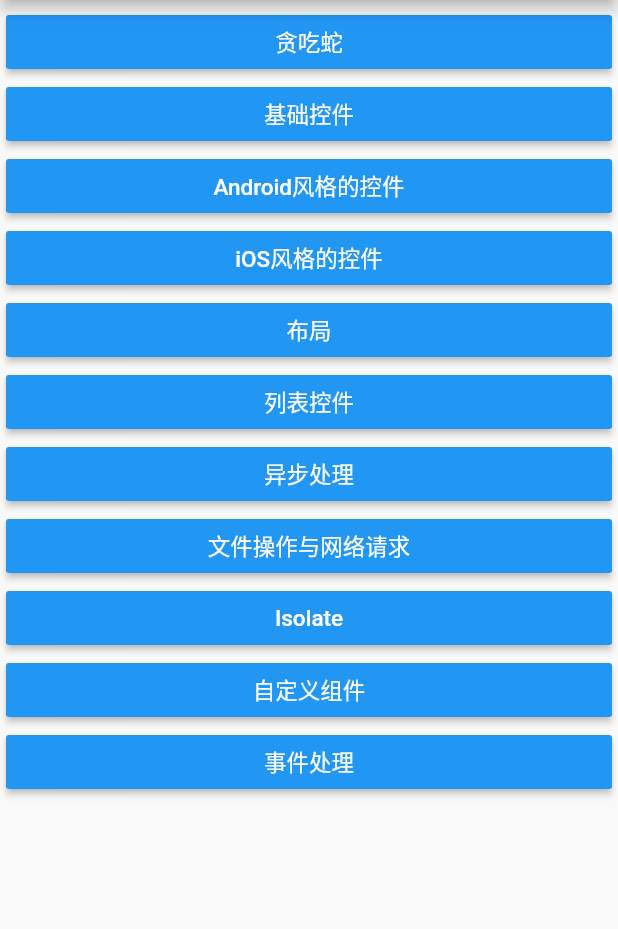
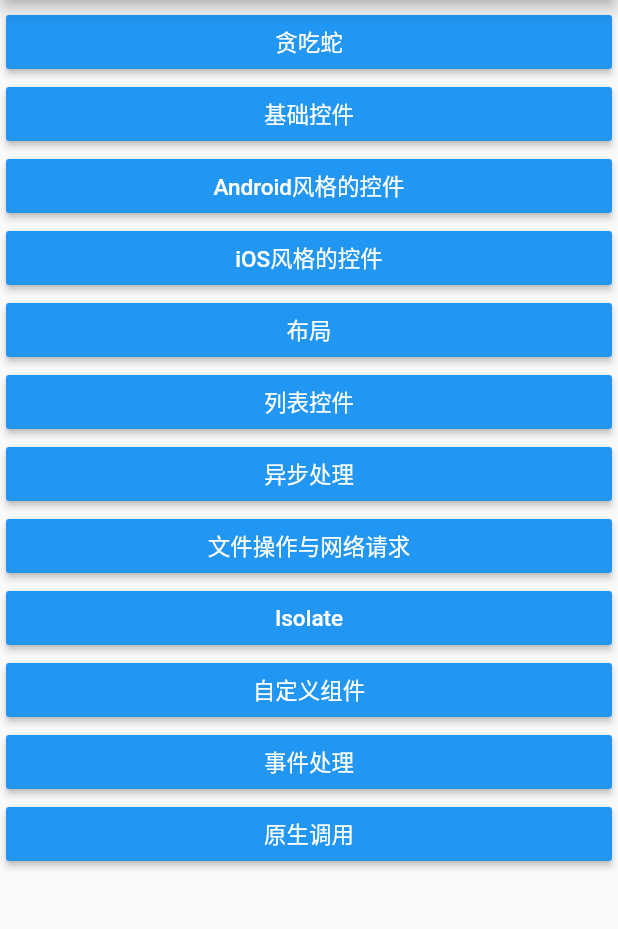
Before and after one commit to sunjinbo/codelabs, a Flutter app: the screen it shows after launch, on a phone screen of 412 x 824 dp, the part 84-1013 px from its top. Run offline on Flutter 3.47's test engine with Material 2 defaults, Android fonts, the phone set to English and light mode, and no system bars; our stand-ins replace dio, fluttertoast.

Commit message:
native invocation

```diff
--- a/lib/codelabs_localizations.dart
+++ b/lib/codelabs_localizations.dart
@@ -42,7 +42,8 @@ class CodeLabsLocalizations {
       'retry': 'Retry',
       'try again': 'Try again',
       'custom widgets': 'Custom Widgets',
-      'event handler': 'Event Handler'
+      'event handler': 'Event Handler',
+      'native': 'Native Invocation'
     },
 
     'zh': {
@@ -75,7 +76,8 @@ class CodeLabsLocalizations {
       'retry': '重试',
       'try again': '再来一次',
       'custom widgets': '自定义组件',
-      'event handler': '事件处理'
+      'event handler': '事件处理',
+      'native': '原生调用',
     }
   };
 
@@ -228,4 +230,9 @@ class CodeLabsLocalizations {
     Map<String, String> map = _localizedValues[locale.languageCode]!;
     return map['event handler'];
   }
+
+  get native {
+    Map<String, String> map = _localizedValues[locale.languageCode]!;
+    return map['native'];
+  }
 }
--- a/lib/main.dart
+++ b/lib/main.dart
@@ -14,6 +14,7 @@ import 'io_components.dart';
 import 'isolate_components.dart';
 import 'layout_widgets.dart';
 import 'material_components.dart';
+import 'native_components.dart';
 import 'snake_page.dart';
 
 void main() {
@@ -216,6 +217,18 @@ class _MyHomePageState extends State<MyHomePage> {
                     }));
               },
             ),
+            MaterialButton(
+              color: Colors.blue,
+              textColor: Colors.white,
+              minWidth: double.infinity,
+              child: new Text(CodeLabsLocalizations.of(context).native),
+              onPressed: () {
+                Navigator.push(context,
+                    MaterialPageRoute(builder: (context){
+                      return NativeComponentsPage();
+                    }));
+              },
+            ),
           ],
         ),
       ),
```
Also changed, not shown: lib/event_bus.dart (added, +11 -0 lines), lib/native_components.dart (added, +47 -0 lines), 1 other file.
